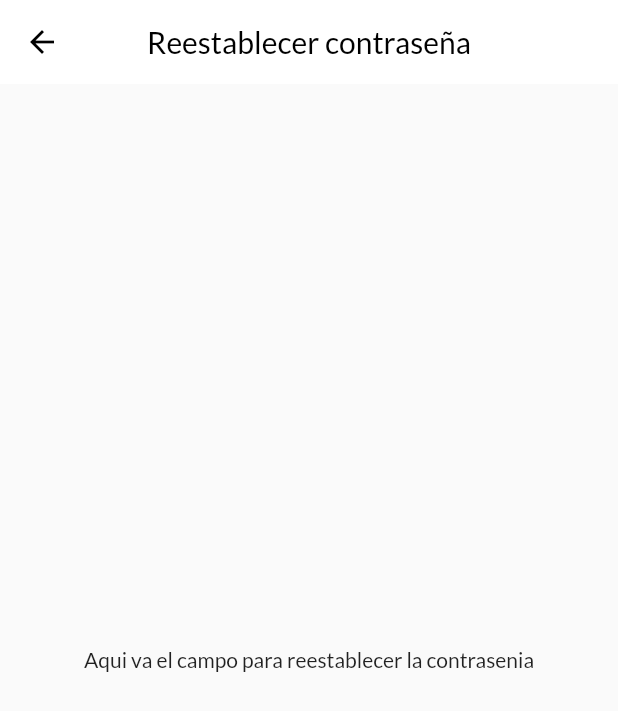
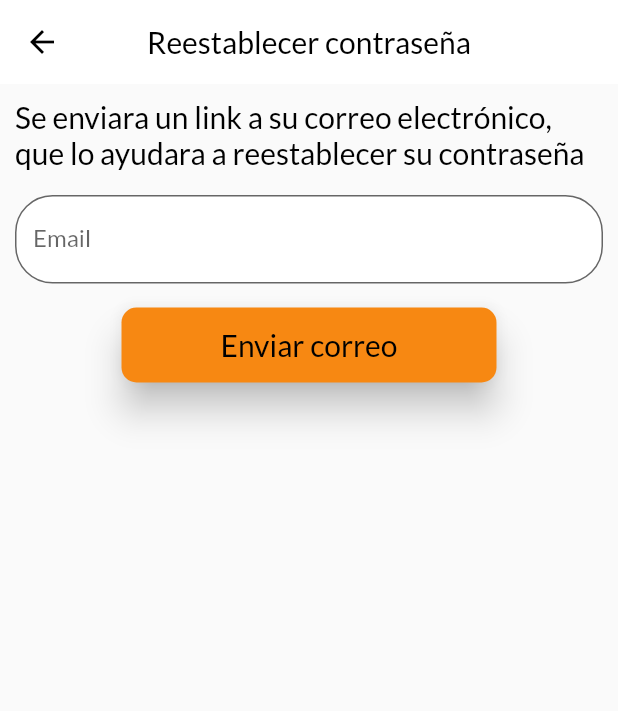
Before and after one commit to Sam200018/Pills, a Flutter app: the NewPasswordPage screen opened by its route, on a phone screen of 412 x 824 dp. Shown: the top 711 px of the screen. Run offline on Flutter 3.47's test engine with Material 2 defaults, Android fonts, the phone set to English and light mode, and no system bars; our stand-ins replace bloc, cloud_firestore, equatable, firebase_auth, firebase_core, flutter_bloc and 4 more; missing offline and left inert: flutter_barcode_scanner; accounts and stored records are empty; network calls fail.

Commit message:
Se agrego un nuevo binding a la ruta de newPassword, se agrego un nuevo metodo en el Authentication repo para cambiar la sesion, Se termino la pantalla para enviar el correo donde tienes que cambiar la contrasenia, nuevo controlador para la pantalla de newPassword, Se agrgeo un SingleChildScrollView en la splash, Se cambio el formKey para signUp tanto en la pantalla como en el controlador

```diff
--- a/lib/respository/authentication/authentication_repository.dart
+++ b/lib/respository/authentication/authentication_repository.dart
@@ -1,6 +1,8 @@
 import 'dart:async';
 import 'package:firebase_auth/firebase_auth.dart' as firebase_auth;
 import 'package:cloud_firestore/cloud_firestore.dart' as cloud_firestore;
+import 'package:flutter/material.dart';
+import 'package:get/get.dart';
 import 'package:google_sign_in/google_sign_in.dart';
 
 import 'models/user.dart';
@@ -130,6 +132,14 @@ class AuthenticationRepository {
 
     return _firestore.collection('users').doc(user?.uid).snapshots();
   }
+
+  Future<void> sendEmailToChangePassword({required String email}) async {
+    try {
+      await _firebaseAuth.sendPasswordResetEmail(email: email);
+    } catch (e) {
+      throw e;
+    }
+  }
 }
 
 extension on firebase_auth.User {
--- a/lib/routes.dart
+++ b/lib/routes.dart
@@ -7,6 +7,7 @@ import 'package:pills/src/newPassword/new_password_page.dart';
 import 'package:pills/src/screens/splash_page.dart';
 import 'package:pills/src/signup/SignUp_Page.dart';
 import 'package:pills/src/signup/controller/signup_controller.dart';
+import 'src/newPassword/controller/newPassword_controller.dart';
 
 class AppPages {
   static final routes = [
@@ -32,6 +33,7 @@ class AppPages {
     GetPage(
       name: '/newPassword',
       page: () => NewPasswordPage(),
+      binding: NewPasswordBinding(),
     )
   ];
 }
--- /dev/null
+++ b/lib/src/newPassword/controller/newPassword_controller.dart
@@ -0,0 +1,54 @@
+import 'package:flutter/material.dart';
+import 'package:get/get.dart';
+import 'package:pills/respository/authentication/authentication_repository.dart';
+
+class NewPasswordBinding implements Bindings {
+  @override
+  void dependencies() {
+    Get.lazyPut<NewPasswordController>(() => NewPasswordController());
+  }
+}
+
+class NewPasswordController extends GetxController {
+  final AuthenticationRepository repository = AuthenticationRepository();
+  final newPasswordKey = GlobalKey<FormState>();
+  final emailCtrl = TextEditingController();
+
+  @override
+  void onClose() {
+    emailCtrl.dispose();
+    super.onClose();
+  }
+
+  String? emialValidation(String? email) {
+    if (!GetUtils.isEmail(email!)) {
+      return "ingrese un email valido";
+    } else {
+      return null;
+    }
+  }
+
+  Future<void> sendEmail() async {
+    if (newPasswordKey.currentState!.validate()) {
+      try {
+        await repository.sendEmailToChangePassword(email: emailCtrl.text);
+      } catch (e) {
+        Get.snackbar(
+          'Error',
+          e.toString(),
+          snackPosition: SnackPosition.BOTTOM,
+          backgroundColor: Colors.redAccent,
+          duration: Duration(seconds: 7),
+        );
+      }
+      Get.back();
+    } else {
+      Get.defaultDialog(
+        title: 'Error',
+        middleText: 'Verifica que el email sea valido',
+        textConfirm: 'Aceptar',
+        onConfirm: () => Get.back(),
+      );
+    }
+  }
+}
--- a/lib/src/newPassword/new_password_page.dart
+++ b/lib/src/newPassword/new_password_page.dart
@@ -1,20 +1,83 @@
 import 'package:flutter/material.dart';
+import 'package:get/get.dart';
+import 'package:pills/src/newPassword/controller/newPassword_controller.dart';
+
 import 'package:pills/src/utils/utils.dart';
 
-class NewPasswordPage extends StatelessWidget {
+class NewPasswordPage extends GetView<NewPasswordController> {
   const NewPasswordPage({Key? key}) : super(key: key);
 
   @override
   Widget build(BuildContext context) {
     return Scaffold(
-      appBar: AppBar(
-        title: CustomText(
-          textC: 'Reestablecer contraseña',
+        appBar: AppBar(
+          title: CustomText(
+            textC: 'Reestablecer contraseña',
+            size: 20.0,
+          ),
+        ),
+        body: Padding(
+          padding: const EdgeInsets.all(10.0),
+          child: Form(
+            key: controller.newPasswordKey,
+            child: Column(
+              children: [
+                CustomText(
+                  textC:
+                      'Se enviara un link a su correo electrónico, que lo ayudara a reestablecer su contraseña ',
+                  size: 20.0,
+                ),
+                SizedBox(height: 16.0),
+                _EmailInputToLink(),
+                SizedBox(height: 16.0),
+                _SendLinkToEmailButton()
+              ],
+            ),
+          ),
+        ));
+  }
+}
+
+class _EmailInputToLink extends GetWidget<NewPasswordController> {
+  const _EmailInputToLink({Key? key}) : super(key: key);
+
+  @override
+  Widget build(BuildContext context) {
+    return TextFormField(
+      autocorrect: false,
+      decoration: InputDecoration(
+        labelText: 'Email',
+      ),
+      controller: controller.emailCtrl,
+      keyboardType: TextInputType.emailAddress,
+      autovalidateMode: AutovalidateMode.onUserInteraction,
+      validator: controller.emialValidation,
+    );
+  }
+}
+
+class _SendLinkToEmailButton extends GetWidget<NewPasswordController> {
+  const _SendLinkToEmailButton({Key? key}) : super(key: key);
+
+  @override
+  Widget build(BuildContext context) {
+    return Container(
+      width: 250,
+      height: 50,
+      child: ElevatedButton(
+        onPressed: () => controller.sendEmail(),
+        child: CustomText(
           size: 20.0,
+          textC: 'Enviar correo',
         ),
-      ),
-      body: Center(
-        child: Text('Aqui va el campo para reestablecer la contrasenia'),
+        style: ElevatedButton.styleFrom(
+          elevation: 10,
+          padding: EdgeInsets.all(0),
+          primary: buttonText(),
+          shape: RoundedRectangleBorder(
+            borderRadius: BorderRadius.circular(10),
+          ),
+        ),
       ),
     );
   }
--- a/lib/src/screens/splash_page.dart
+++ b/lib/src/screens/splash_page.dart
@@ -15,7 +15,8 @@ class SplashScreen extends StatelessWidget {
     //     MediaQuery.of(context).platformBrightness == Brightness.light;
 
     return Scaffold(
-      body: Center(
+      body: SingleChildScrollView(
+        child: Center(
           child: Column(
             children: [
               SizedBox(height: 100),
@@ -27,6 +28,7 @@ class SplashScreen extends StatelessWidget {
               SizedBox(height: 90.0),
               NewAccountButton(),
             ],
+          ),
         ),
       ),
     );
--- a/lib/src/signup/SignUp_Page.dart
+++ b/lib/src/signup/SignUp_Page.dart
@@ -16,7 +16,7 @@ class SignUpPage extends GetView<SignUpController> {
         child: SingleChildScrollView(
           padding: const EdgeInsetsDirectional.all(20.0),
           child: Form(
-            key: controller.loginFormKey,
+            key: controller.signupFormKey,
             child: Column(
               children: const [
                 LogoPillsForm(),
--- a/lib/src/signup/controller/signup_controller.dart
+++ b/lib/src/signup/controller/signup_controller.dart
@@ -14,7 +14,7 @@ class SignUpBinding implements Bindings {
 
 class SignUpController extends GetxController {
   final AuthenticationRepository repository = AuthenticationRepository();
-  final loginFormKey = GlobalKey<FormState>();
+  final signupFormKey = GlobalKey<FormState>();
   final nameCtrl = TextEditingController();
   final lastNameCtrl = TextEditingController();
   final emailCtrl = TextEditingController();
@@ -36,7 +36,7 @@ class SignUpController extends GetxController {
 
   String? passwordValidation(String? s) {
     if (!Validators.isValidPassword(s!)) {
-      return "Imhrese una contrasena valida";
+      return "Ingrese una contrasena valida";
     }
   }
 
@@ -73,7 +73,7 @@ class SignUpController extends GetxController {
   }
 
   Future<void> signUp() async {
-    if (loginFormKey.currentState!.validate()) {
+    if (signupFormKey.currentState!.validate()) {
       try {
         Get.defaultDialog(
           title: 'Cargando...',
```
Lines whose indentation alone changed are shown as unchanged.
